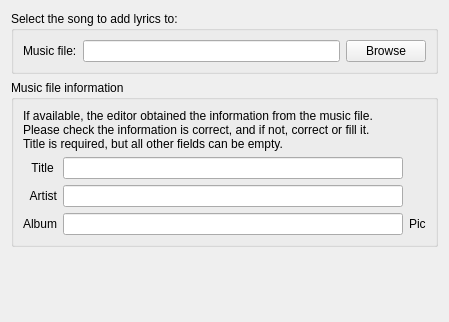
Qt form src/wiznewproject_musicfile.ui (gyunaev/karlyriceditor) before a commit.
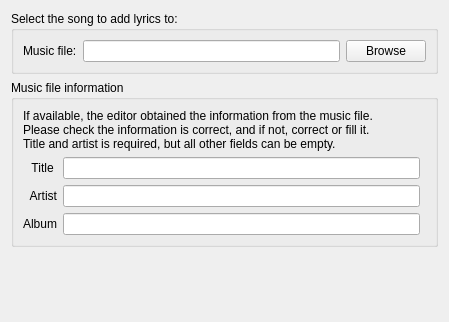
The same form after that commit.

The edit to the form file:
```diff
--- a/src/wiznewproject_musicfile.ui
+++ b/src/wiznewproject_musicfile.ui
@@ -58,7 +58,7 @@
         <property name="text">
          <string>If available, the editor obtained the information from the music file.
 Please check the information is correct, and if not, correct or fill it.
-Title is required, but all other fields can be empty.</string>
+Title and artist is required, but all other fields can be empty.</string>
         </property>
         <property name="wordWrap">
          <bool>false</bool>
@@ -104,13 +104,6 @@
       <item row="3" column="1">
        <widget class="QLineEdit" name="leAlbum"/>
       </item>
-      <item row="3" column="2">
-       <widget class="QLabel" name="lblPicture">
-        <property name="text">
-         <string>Pic</string>
-        </property>
-       </widget>
-      </item>
      </layout>
     </widget>
    </item>
```
